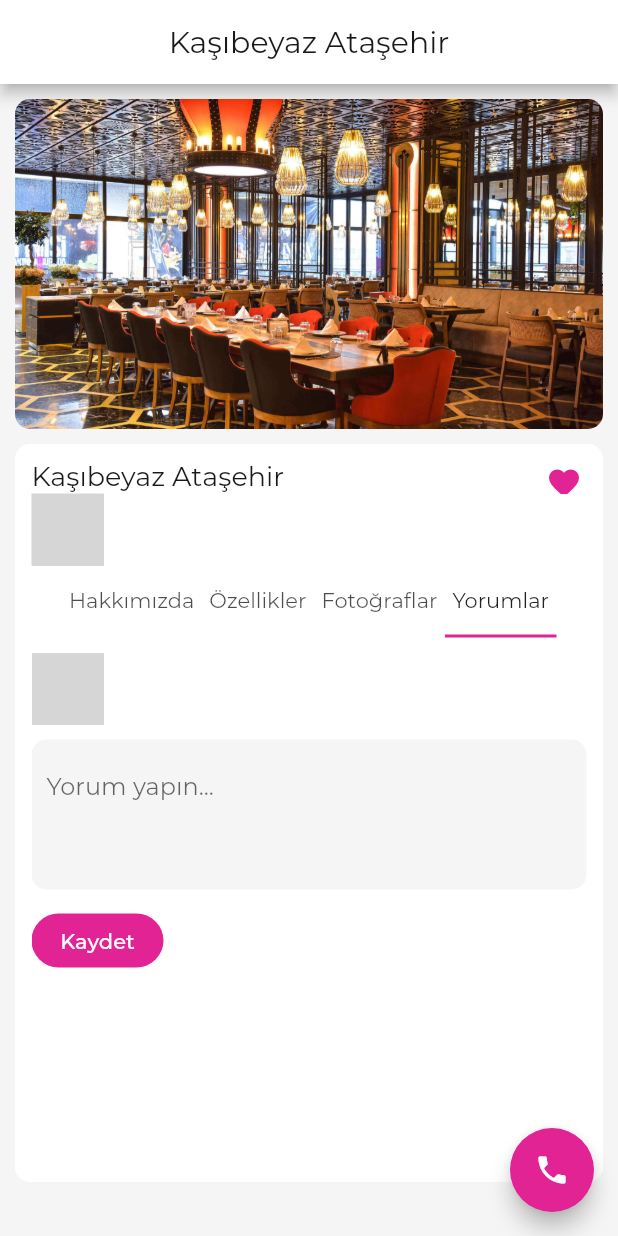
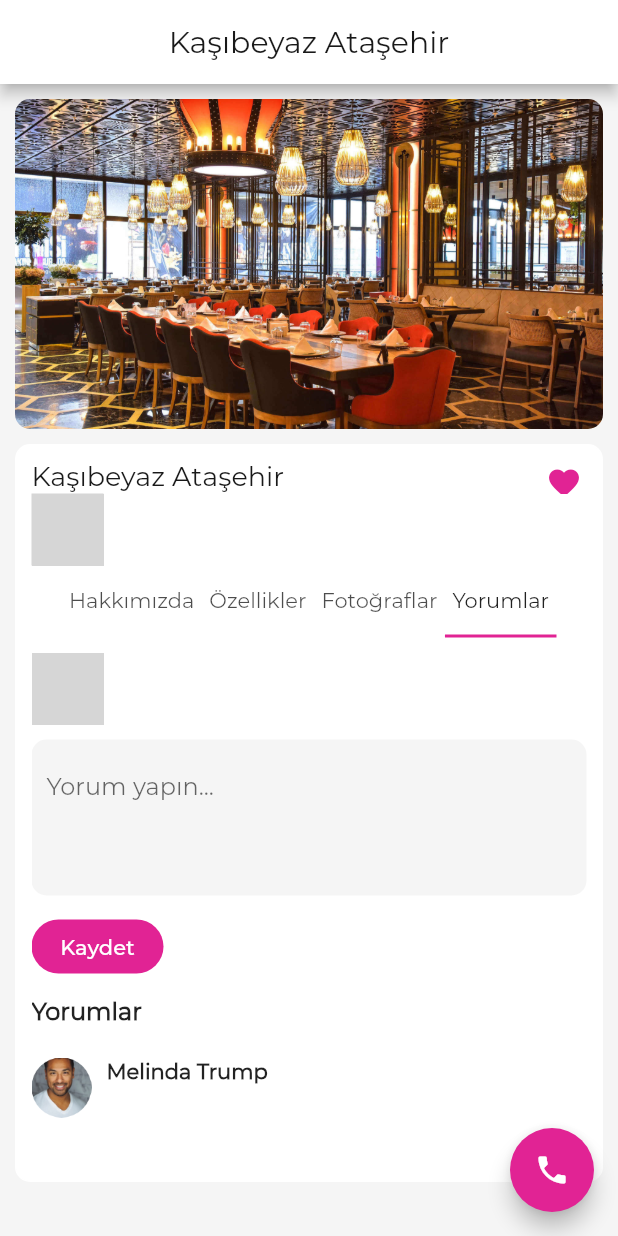
Before and after one commit to emrahyurtlu/cocukla, a Flutter app: the screen it shows after launch, tab 4 chosen, on a phone screen of 412 x 824 dp. Run offline on Flutter 3.47's test engine with Material 2 defaults, Android fonts, the phone set to English and light mode, and no system bars; our stand-ins replace flutter_rating_bar, flutter_swiper, geolocator, google_maps_flutter; project files that could hold a hidden picture were left out; grey boxes are pictures that could not be loaded.

```diff
--- a/lib/screens/product_detail.dart
+++ b/lib/screens/product_detail.dart
@@ -263,6 +263,7 @@ class _ProductDetailState extends State<ProductDetail>
                                           crossAxisAlignment:
                                           CrossAxisAlignment.start,
                                           children: <Widget>[
+                                            //RatingBar
                                             Row(
                                               mainAxisAlignment:
                                               MainAxisAlignment.start,
@@ -303,6 +304,8 @@ class _ProductDetailState extends State<ProductDetail>
                                                 )
                                               ],
                                             ),
+
+                                            //Textarea
                                             Row(
                                               mainAxisAlignment:
                                               MainAxisAlignment.start,
@@ -311,7 +314,7 @@ class _ProductDetailState extends State<ProductDetail>
                                               children: <Widget>[
                                                 Expanded(
                                                   child: Container(
-                                                    height: 100,
+                                                    //height: 200,
                                                     padding: EdgeInsets.all(10),
                                                     margin: EdgeInsets.only(
                                                         top: 10, bottom: 10),
@@ -335,6 +338,8 @@ class _ProductDetailState extends State<ProductDetail>
                                                 ),
                                               ],
                                             ),
+
+                                            //SubmitButton
                                             Row(
                                               mainAxisAlignment:
                                               MainAxisAlignment.start,
@@ -368,6 +373,71 @@ class _ProductDetailState extends State<ProductDetail>
                                                         fontSize: 14),
                                                   ),
                                                 ),
+                                              ],
+                                            ),
+
+                                            Column(
+                                              mainAxisAlignment: MainAxisAlignment
+                                                  .start,
+                                              crossAxisAlignment: CrossAxisAlignment
+                                                  .start,
+                                              children: <Widget>[
+                                                Container(
+                                                  margin: EdgeInsets.only(
+                                                      top: 10, bottom: 10),
+                                                  width: double.infinity,
+                                                  height: 30,
+                                                  child: Text("Yorumlar",
+                                                    style: TextStyle(
+                                                        fontWeight: FontWeight
+                                                            .bold,
+                                                        fontSize: 16
+                                                    ),),
+                                                ),
+
+                                                //CommentComponent
+                                                Row(
+                                                  mainAxisAlignment: MainAxisAlignment
+                                                      .start,
+                                                  crossAxisAlignment: CrossAxisAlignment
+                                                      .start,
+                                                  children: <Widget>[
+                                                    Column(
+                                                      mainAxisAlignment: MainAxisAlignment
+                                                          .start,
+                                                      crossAxisAlignment: CrossAxisAlignment
+                                                          .start,
+                                                      children: <Widget>[
+                                                        Image.asset(
+                                                          "assets/images/avatar.png",
+                                                          width: 40,
+                                                          height: 40,
+                                                          fit: BoxFit.cover,)
+                                                      ],
+                                                    ),
+                                                    Column(
+                                                      mainAxisAlignment: MainAxisAlignment
+                                                          .start,
+                                                      crossAxisAlignment: CrossAxisAlignment
+                                                          .start,
+                                                      children: <Widget>[
+                                                        Padding(
+                                                          padding: EdgeInsets
+                                                              .only(left: 10),
+                                                          child: Text(
+                                                              "Melinda Trump",
+                                                              style: TextStyle(
+                                                                  fontWeight: FontWeight
+                                                                      .bold,
+                                                                  fontSize: 14,
+                                                                  fontFamily: "MontserratRegular"
+                                                              )),
+                                                        ),
+
+                                                      ],
+                                                    ),
+                                                  ],
+                                                )
                                               ],
                                             )
                                           ],
```
